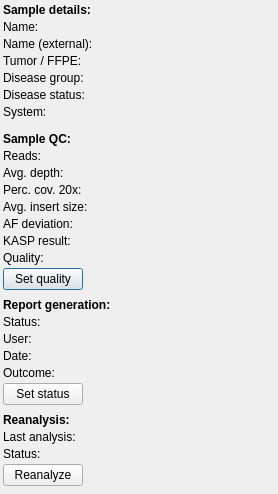
First picture: the form in src/GSvar/SampleInformationDialog.ui, repository imgag/ngs-bits, before the edit.
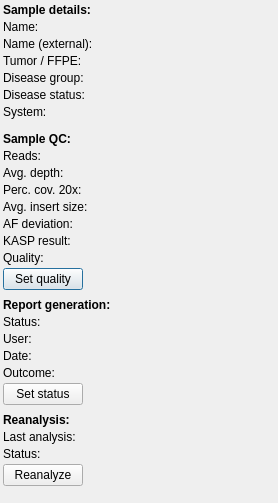
Second picture: the form after the edit.

Patch:
```diff
--- a/src/GSvar/SampleInformationDialog.ui
+++ b/src/GSvar/SampleInformationDialog.ui
@@ -7,7 +7,7 @@
     <x>0</x>
     <y>0</y>
     <width>278</width>
-    <height>487</height>
+    <height>503</height>
    </rect>
   </property>
   <property name="windowTitle">
```
Left out of the diff: 2 changed lines with no effect on the pictures.
